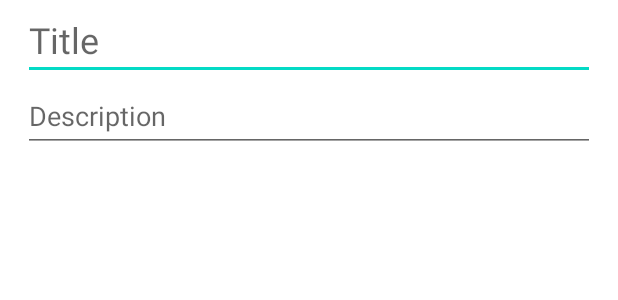
After one commit to MSJSurprise/MyMaps, an Android app: the layout dialog_create_place.xml on its own in the app's theme, with its tools: preview values and no code run, on a phone screen of 412 x 824 dp. The commit adds this screen. Shown: the top 300 px of the screen. Run offline under Robolectric (Android 15) with nearby library versions, the phone set to English and light mode, and no system bars.

Commit message:
Map Updates

```diff
--- a/app/src/main/AndroidManifest.xml
+++ b/app/src/main/AndroidManifest.xml
@@ -8,7 +8,7 @@
          location permissions for the "MyLocation" functionality.
     -->
     <uses-permission android:name="android.permission.ACCESS_FINE_LOCATION" />
-    <uses-permission android:name="android.permission.ACCESS_COARSE_LOCATION"/>
+    <uses-permission android:name="android.permission.ACCESS_COARSE_LOCATION" />
 
     <application
         android:allowBackup="true"
@@ -31,6 +31,10 @@
             android:value="@string/google_maps_key" />
 
         <activity
+            android:name=".CreateMapsActivity"
+            android:exported="false"
+            android:label="@string/title_activity_create_maps" />
+        <activity
             android:name=".DisplayMapActivity"
             android:exported="false"
             android:label="@string/title_activity_display_map" />
--- a/app/src/main/java/com/example/mymap/DisplayMapActivity.kt
+++ b/app/src/main/java/com/example/mymap/DisplayMapActivity.kt
@@ -53,9 +53,5 @@ class DisplayMapActivity : AppCompatActivity(), OnMapReadyCallback {
         }
         mMap.moveCamera(CameraUpdateFactory.newLatLngBounds(boundsBuilder.build(), 1000, 1000, 0))
 
-        // Add a marker in Sydney and move the camera
-//        val sydney = LatLng(-34.0, 151.0)
-//        mMap.addMarker(MarkerOptions().position(sydney).title("Marker in Sydney"))
-//        mMap.moveCamera(CameraUpdateFactory.newLatLng(sydney))
     }
 }
--- /dev/null
+++ b/app/src/main/res/layout/dialog_create_place.xml
@@ -0,0 +1,27 @@
+<?xml version="1.0" encoding="utf-8"?>
+<LinearLayout xmlns:android="http://schemas.android.com/apk/res/android"
+    android:layout_width="match_parent"
+    android:layout_height="match_parent"
+    android:orientation="vertical"
+    android:paddingStart="15dp"
+    android:paddingEnd="15dp">
+
+    <EditText
+        android:id="@+id/etTitle"
+        android:layout_width="match_parent"
+        android:layout_height="wrap_content"
+        android:ems="10"
+        android:hint="Title"
+        android:inputType="textPersonName"
+        android:textSize="24sp" />
+
+    <EditText
+        android:id="@+id/etDescription"
+        android:layout_width="match_parent"
+        android:layout_height="wrap_content"
+        android:ems="10"
+        android:hint="Description"
+        android:inputType="textPersonName"
+        android:minHeight="48dp" />
+
+</LinearLayout>
--- a/app/src/main/res/values/strings.xml
+++ b/app/src/main/res/values/strings.xml
@@ -1,4 +1,5 @@
 <resources>
     <string name="app_name">My Map</string>
     <string name="title_activity_display_map">DisplayMapActivity</string>
+    <string name="title_activity_create_maps">CreateMapsActivity</string>
 </resources>
```
Also changed, not shown: app/src/main/java/com/example/mymap/CreateMapsActivity.kt (added, +131 -0 lines), app/src/main/java/com/example/mymap/MainActivity.kt (+79 -2 lines), app/src/main/res/layout/activity_create_maps.xml (added, +9 -0 lines), app/src/main/res/layout/activity_main.xml (+13 -0 lines), app/src/main/res/layout/dialog_create_map.xml (added, +19 -0 lines), app/src/main/res/menu/menu_create_map.xml (added, +10 -0 lines).
